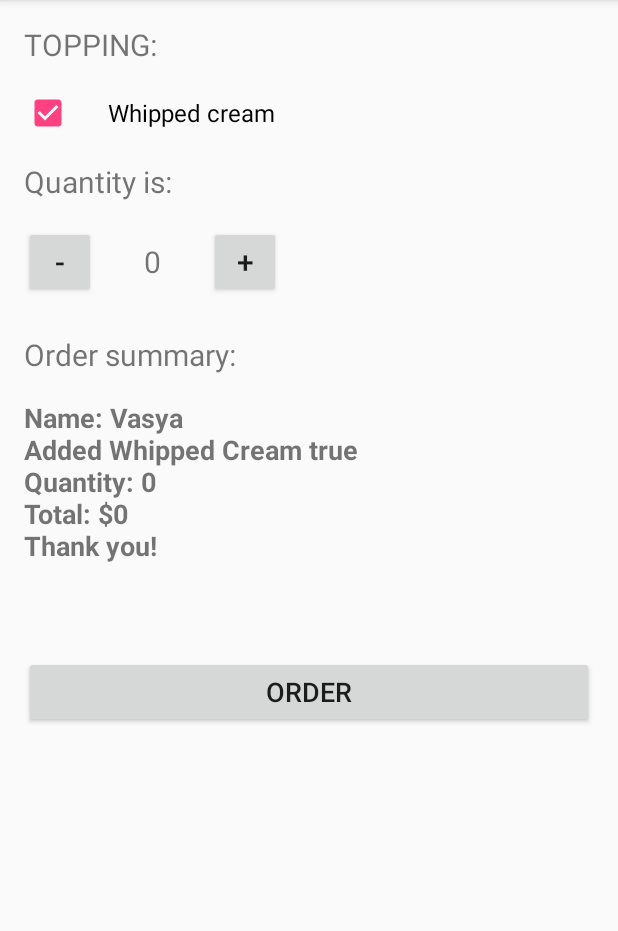
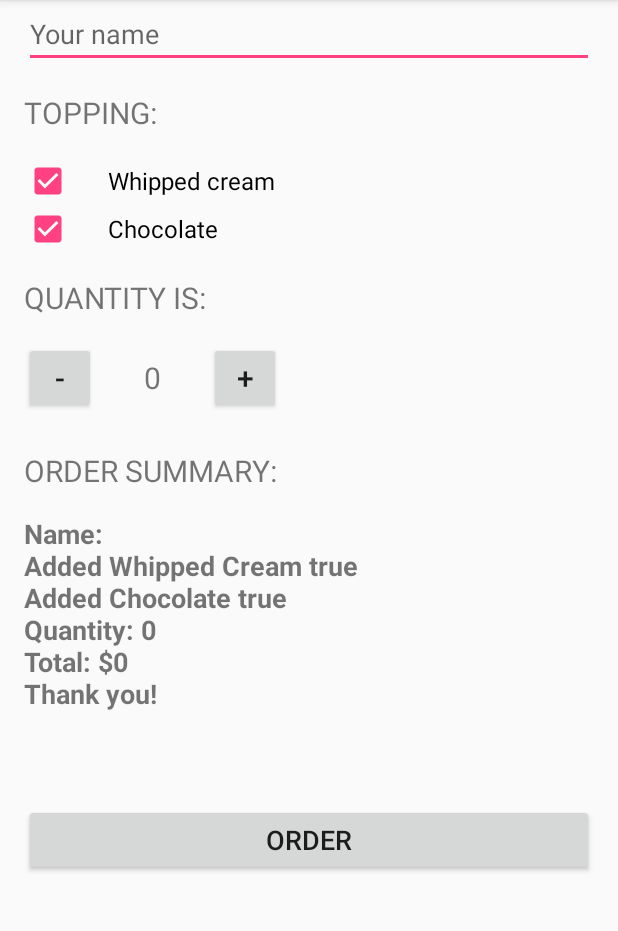
Before and after one commit to creatorAndDev/justjava, an Android app: the screen it shows after launch (MainActivity), after a tap on "ORDER", on a phone screen of 412 x 824 dp, the part 84-1015 px from its top. Run offline under Robolectric (Android 15) with nearby library versions, the phone set to English and light mode, and no system bars; 2 other taps on this screen came first.

Commit message:
added User name

```diff
--- a/app/src/main/java/ua/com/kl/yuri/justjava/MainActivity.java
+++ b/app/src/main/java/ua/com/kl/yuri/justjava/MainActivity.java
@@ -9,9 +9,11 @@ package ua.com.kl.yuri.justjava;
 
 import android.os.Bundle;
 import android.support.v7.app.AppCompatActivity;
+import android.text.Editable;
 import android.util.Log;
 import android.view.View;
 import android.widget.CheckBox;
+import android.widget.EditText;
 import android.widget.TextView;
 
 /**
@@ -19,13 +21,24 @@ import android.widget.TextView;
  */
 public class MainActivity extends AppCompatActivity {
     int quantity = 0;
-    String clientName = "Vasya";
+    String clientName = "Empty";
 
     @Override
     protected void onCreate(Bundle savedInstanceState) {
         super.onCreate(savedInstanceState);
 
         setContentView(R.layout.activity_main);
+    }
+
+    /**
+     * This GetName field input
+     */
+    private String getName(){
+        EditText strName = (EditText) findViewById(R.id.input_name);
+        Editable getNameClient = strName.getText();
+        clientName = (String) getNameClient.toString();
+
+        return clientName;
     }
 
     /**
@@ -36,17 +49,36 @@ public class MainActivity extends AppCompatActivity {
         CheckBox checkBox = (CheckBox) findViewById(R.id.checkbox_whipped_cream);
 
         if(checkBox.isChecked()) {
-//            checkBox.setChecked(true);
 
             hasWhippedCream = true;
-            Log.v("MainActivity", "checkBox status is " + hasWhippedCream);
+//            Log.v("MainActivity", "checkBox status is " + hasWhippedCream);
             return hasWhippedCream;
+        } else {
+
+            hasWhippedCream = false;
+//            Log.v("MainActivity", "checkBox status is " + hasWhippedCream);
+            return hasWhippedCream;
+        }
+    }
+
+    /**
+     * This CheckBox chocolate
+     */
+    boolean hasChoco;
+    public boolean buttonChoiceChoco(View view) {
+        CheckBox checkBox = (CheckBox) findViewById(R.id.checkbox_chocolate);
+
+        if(checkBox.isChecked()) {
+
+            hasChoco = true;
+//            Log.v("MainActivity", "checkBox status is " + hasChoco);
+            return hasChoco;
         } else {
 //            checkBox.setChecked(false);
 
-            hasWhippedCream = false;
-            Log.v("MainActivity", "checkBox status is " + hasWhippedCream);
-            return hasWhippedCream;
+            hasChoco = false;
+//            Log.v("MainActivity", "checkBox status is " + hasChoco);
+            return hasChoco;
         }
     }
 
@@ -91,7 +123,7 @@ public class MainActivity extends AppCompatActivity {
      * This method is name and quality
      */
     private String submitOrderSummary() {
-        String info = "Name: " + clientName + "\n" + "Added Whipped Cream " + hasWhippedCream + "\n" + "Quantity: " + quantity + "\n";
+        String info = "Name: " + getName() + "\n" + "Added Whipped Cream " + hasWhippedCream + "\n" + "Added Chocolate " + hasChoco + "\n" + "Quantity: " + quantity + "\n";
 
         return info;
     }
--- a/app/src/main/res/layout/activity_main.xml
+++ b/app/src/main/res/layout/activity_main.xml
@@ -1,10 +1,29 @@
 <?xml version="1.0" encoding="utf-8"?>
-<LinearLayout xmlns:android="http://schemas.android.com/apk/res/android"
+<ScrollView
+    xmlns:android="http://schemas.android.com/apk/res/android"
+    android:layout_width="match_parent"
+    android:layout_height="match_parent">
+    <LinearLayout
         xmlns:tools="http://schemas.android.com/tools"
         android:layout_width="match_parent"
         android:layout_height="match_parent"
         android:orientation="vertical"
         tools:context="ua.com.kl.yuri.justjava.MainActivity">
+
+        <LinearLayout
+            android:layout_width="match_parent"
+            android:layout_height="wrap_content"
+            android:orientation="horizontal"
+            android:paddingLeft="16dp"
+            android:paddingRight="16dp">
+            <EditText
+                android:id="@+id/input_name"
+                android:layout_width="match_parent"
+                android:layout_height="wrap_content"
+                android:hint="Your name"
+                android:textSize="18sp"
+                android:inputType="textPersonName" />
+        </LinearLayout>
 
         <TextView
             android:layout_width="match_parent"
@@ -32,12 +51,31 @@
 
         </LinearLayout>
 
+        <LinearLayout
+            android:layout_width="match_parent"
+            android:layout_height="wrap_content"
+            android:orientation="horizontal"
+            android:paddingLeft="16dp"
+            android:paddingRight="16dp">
+
+            <CheckBox
+                android:id="@+id/checkbox_chocolate"
+                android:layout_width="match_parent"
+                android:layout_height="wrap_content"
+                android:paddingLeft="24dp"
+                android:text="Chocolate"
+                android:onClick="buttonChoiceChoco"
+                android:textSize="16sp"/>
+
+        </LinearLayout>
+
         <TextView
             android:layout_width="match_parent"
             android:layout_height="wrap_content"
             android:padding="16dp"
             android:text="Quantity is:"
-        android:textSize="20sp"/>
+            android:textSize="20sp"
+            android:textAllCaps="true" />
 
         <LinearLayout
             android:layout_width="match_parent"
@@ -78,7 +116,8 @@
             android:paddingLeft="16dp"
             android:paddingRight="16dp"
             android:text="Order summary:"
-        android:textSize="20sp"/>
+            android:textSize="20sp"
+            android:textAllCaps="true" />
 
         <TextView
             android:id="@+id/order_summary_text_view"
@@ -103,3 +142,4 @@
             android:text="Order"
             android:textSize="18sp"/>
     </LinearLayout>
+</ScrollView>
```
Lines whose indentation alone changed are shown as unchanged.
